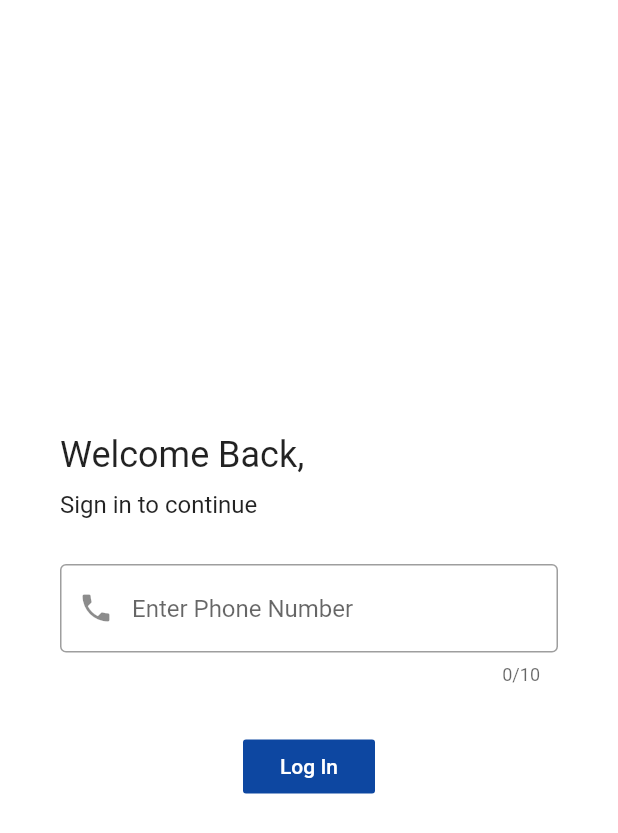
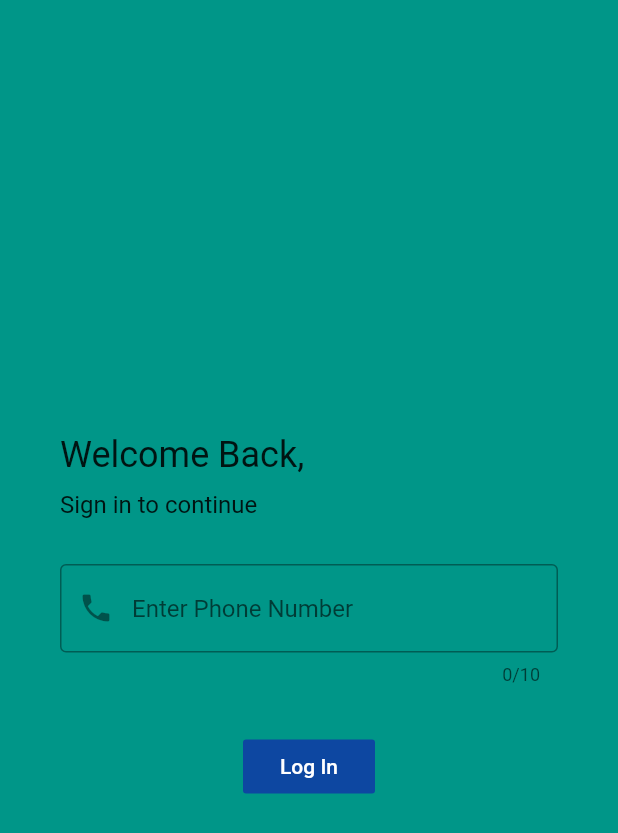
Before and after one commit to KhangLama/SWP409, a Flutter app: the screen it shows after launch, on a phone screen of 412 x 824 dp. Shown: the top 833 px of the screen. Run offline on Flutter 3.47's test engine with Material 2 defaults, Android fonts, the light colour scheme and no system bars.

Commit message:
Update main.dart

```diff
--- a/lib/main.dart
+++ b/lib/main.dart
@@ -4,5 +4,5 @@
   runApp(LoginPage());
 }
 
-Color backgroundColor = Colors.white;
+Color backgroundColor = Colors.teal;
 Color buttonColor = Colors.blue[900];
```
